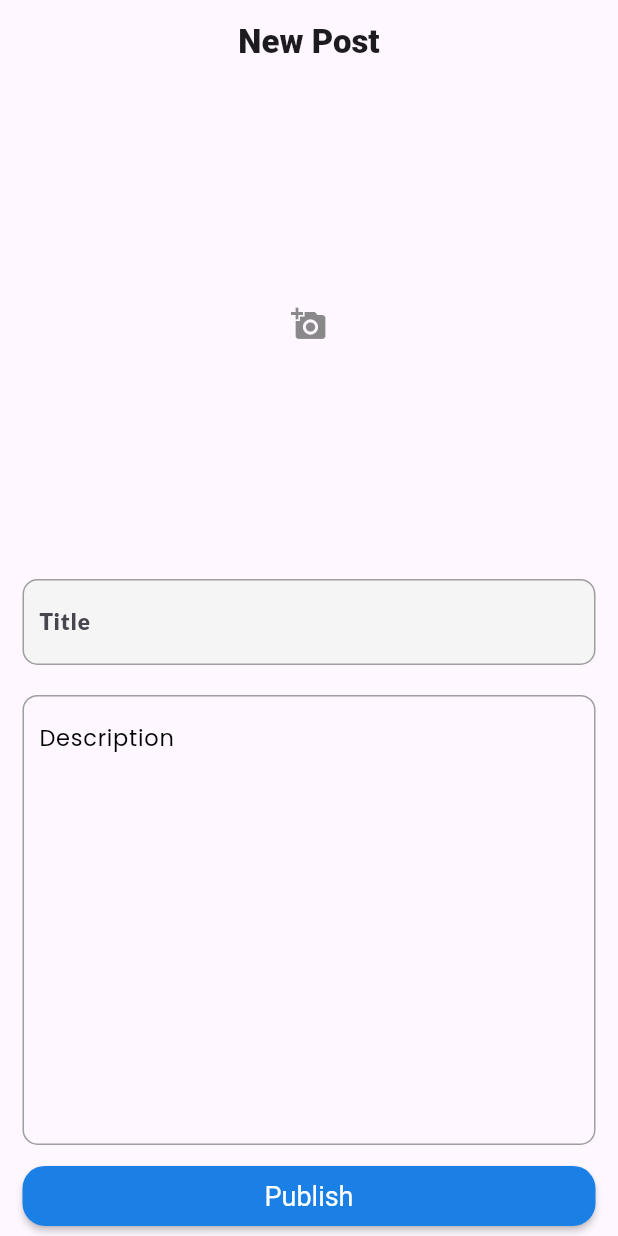
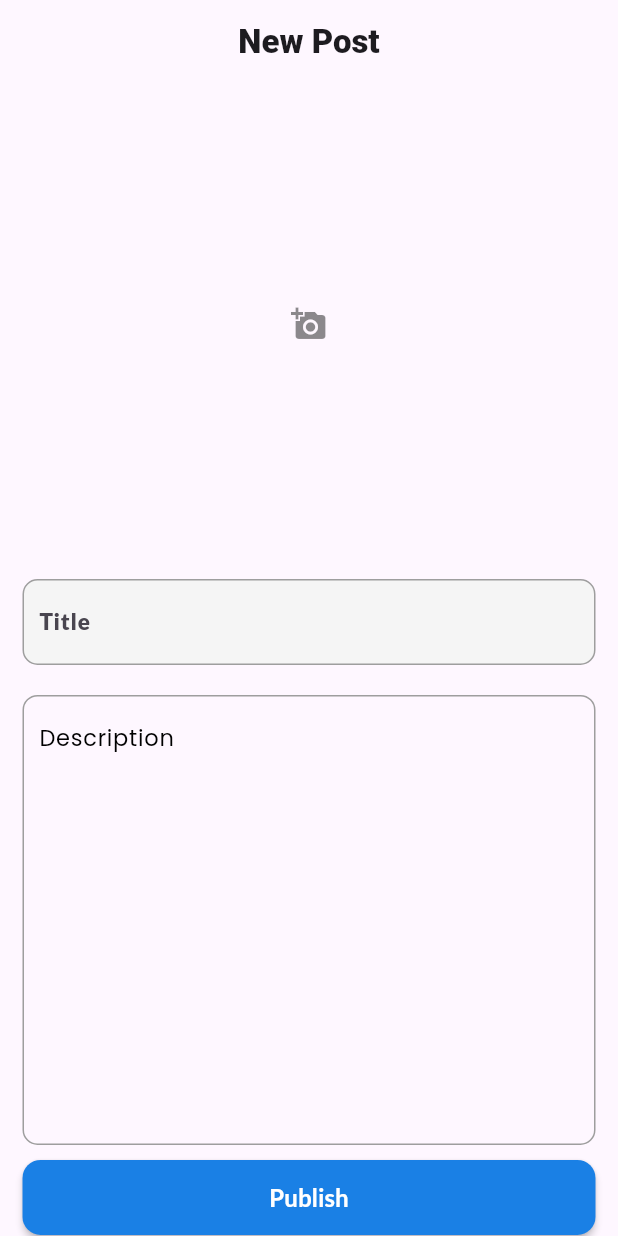
Before and after one commit to rkt1234/blogapp, a Flutter app: the CreateBlog screen opened directly, on a phone screen of 412 x 824 dp. Run offline on Flutter 3.47's test engine with Material 3 defaults, Android fonts, the phone set to English and light mode, and no system bars; our stand-ins replace cached_network_image, delightful_toast, flutter_cache_manager, google_fonts, image_picker, jwt_decoder and 1 more; accounts and stored records are empty; network calls fail.

Commit message:
"Updated UI components in create blog, edit blog, signin, and signup screens to use Google Fonts and refactored button styles."

```diff
--- a/lib/screens/create_blog_screen.dart
+++ b/lib/screens/create_blog_screen.dart
@@ -5,6 +5,7 @@ import 'package:blogapp/utils/configs.dart';
 import 'package:blogapp/utils/text_style.dart';
 import 'package:blogapp/widgets/custom_blog_textfield.dart';
 import 'package:flutter/material.dart';
+import 'package:google_fonts/google_fonts.dart';
 import 'package:intl/intl.dart';
 import 'package:provider/provider.dart';
 
@@ -42,6 +43,7 @@ class _CreateBlogState extends State<CreateBlog> {
                   padding:
                       const EdgeInsets.symmetric(horizontal: 15, vertical: 10),
                   child: Column(
+                    mainAxisAlignment: MainAxisAlignment.spaceBetween,
                     crossAxisAlignment: CrossAxisAlignment.stretch,
                     children: [
                       GestureDetector(
@@ -50,10 +52,6 @@ class _CreateBlogState extends State<CreateBlog> {
                         },
                         child: provider.pickedImage == null
                             ? Container(
-                                child: Icon(
-                                  Icons.add_a_photo,
-                                  color: Colors.black45,
-                                ),
                                 margin:
                                     const EdgeInsets.symmetric(horizontal: 16),
                                 height: 300,
@@ -61,9 +59,13 @@ class _CreateBlogState extends State<CreateBlog> {
                                     color: Colors.transparent,
                                     borderRadius: BorderRadius.circular(6)),
                                 width: double.infinity,
+                                child: const Icon(
+                                  Icons.add_a_photo,
+                                  color: Colors.black45,
+                                ),
                               )
                             : Container(
-                                margin: EdgeInsets.symmetric(horizontal: 16),
+                                margin: const EdgeInsets.symmetric(horizontal: 16),
                                 height: 300,
                                 width: double.infinity,
                                 child: ClipRRect(
@@ -110,7 +112,9 @@ class _CreateBlogState extends State<CreateBlog> {
                       const SizedBox(
                         height: 10,
                       ),
-                      ElevatedButton(
+                      SizedBox(
+                        height: 50,
+                        child: ElevatedButton(
                           onPressed: () async {
                             DateTime now = DateTime.now();
                             String createdTime =
@@ -135,18 +139,23 @@ class _CreateBlogState extends State<CreateBlog> {
                           },
                           style: ElevatedButton.styleFrom(
                           foregroundColor: Colors.white,
-                        backgroundColor: Color(0xFF1A80E5), // Button text color
+                          backgroundColor: const Color(0xFF1A80E5), // Button text color
 
                           shape: RoundedRectangleBorder(
                             borderRadius:
-                              BorderRadius.circular(15), // Rounded corners
+                                BorderRadius.circular(12), // Rounded corners
                           ),
                           elevation: 2, // Button elevation
                           textStyle: const TextStyle(
                             fontSize: 18,
                           ),
                         ),
-                        child: const Text("Publish"),
+                          child:   Text(
+                            "Publish",
+                            style: GoogleFonts.lato(
+                                fontWeight: FontWeight.bold, fontSize: 16),
+                          ),
+                        ),
                       ),
                     ],
                   ),
```
Also changed, not shown: lib/screens/edit_blog_screen.dart (+10 -2 lines), lib/screens/signin_screen.dart (+16 -7 lines), lib/screens/signup_screen.dart (+18 -5 lines). Lines whose indentation alone changed are shown as unchanged.
